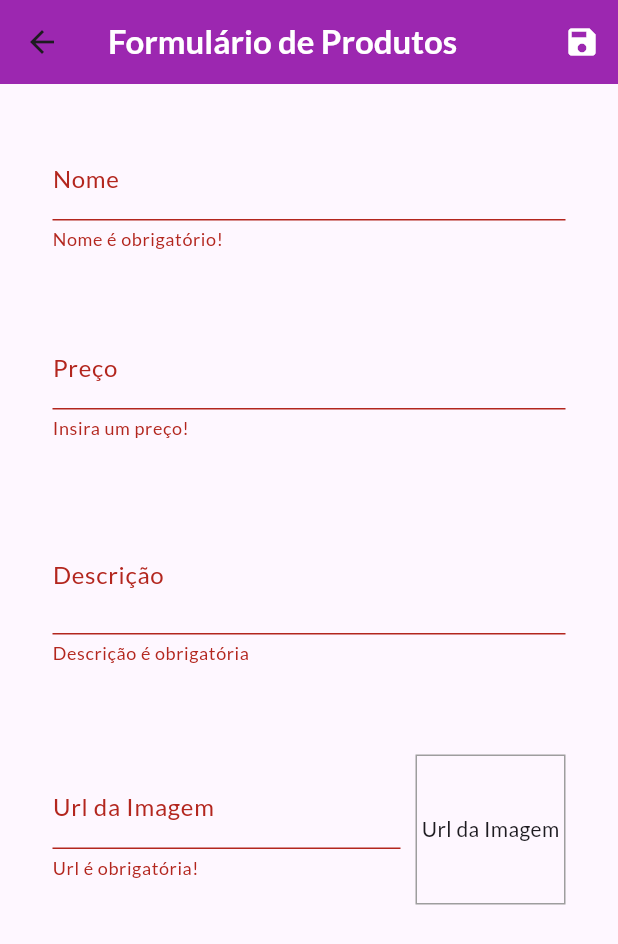
After one commit to victormatta/MarketApp, a Flutter app: the ProductFormPage screen opened by its route, after a tap on the "save" icon, on a phone screen of 412 x 824 dp. The commit adds this screen. Shown: the top 944 px of the screen. Run offline on Flutter 3.47's test engine with Material 3 defaults, Android fonts, the phone set to English and light mode, and no system bars; network calls fail.

Commit message:
Implementação de telas, Gerenciamento, adição e  edição de Produtos.

```diff
--- a/lib/utils/routes.dart
+++ b/lib/utils/routes.dart
@@ -3,4 +3,7 @@ class Routes {
   static const PRODUCT_DETAIL = '/product-detail';
   static const CART = '/cart-page';
   static const ORDERS = '/orders';
+  static const PRODUCTS_MANAGER = '/products-manager';
+  static const PRODUCTS_FORM = '/products-form';
+  static const PRODUCTS_EDIT = '/products-edit';
 }
--- a/lib/view/product_detail_page.dart
+++ b/lib/view/product_detail_page.dart
@@ -8,6 +8,7 @@ class ProductDetailPage extends StatelessWidget {
   @override
   Widget build(BuildContext context) {
     final ProductModel specificProduct = ModalRoute.of(context)?.settings.arguments as ProductModel;
+
     return Scaffold(
       appBar: AppBar(
         title: Text(specificProduct.title, style: const TextStyle(color: Colors.white, fontWeight: FontWeight.bold),),
--- /dev/null
+++ b/lib/view/product_form_page.dart
@@ -0,0 +1,210 @@
+import 'package:flutter/material.dart';
+import 'package:flutter/services.dart';
+import 'package:market_app/controllers/product_controller.dart';
+import 'package:provider/provider.dart';
+
+class ProductFormPage extends StatefulWidget {
+  const ProductFormPage({super.key});
+
+  @override
+  State<ProductFormPage> createState() => _ProductFormPageState();
+}
+
+class _ProductFormPageState extends State<ProductFormPage> {
+  final _priceFocus = FocusNode();
+  final _descFocus = FocusNode();
+
+  final _imageUrlFocus = FocusNode();
+  final _imageUrlController = TextEditingController();
+
+  final _formKey = GlobalKey<FormState>();
+  final _formData = Map<String, Object>();
+
+  @override
+  void initState() {
+    // TODO: implement initState
+    super.initState();
+    _imageUrlController.addListener(updateImage);
+  }
+
+  @override
+  void dispose() {
+    // TODO: implement dispose
+    super.dispose();
+    _priceFocus.dispose();
+    _descFocus.dispose();
+
+    _imageUrlFocus.removeListener(updateImage);
+    _imageUrlFocus.dispose();
+  }
+
+  void updateImage() {
+    setState(() {});
+  }
+
+  void _submitForm() {
+    final isValid = _formKey.currentState?.validate();
+
+    if(!isValid!) {
+      return;
+    }
+
+    _formKey.currentState?.save();
+
+    Provider.of<ProductListController>(context, listen: false).addProductFromData(_formData);
+
+    Navigator.of(context).pop();
+
+  }
+
+  @override
+  Widget build(BuildContext context) {
+    return Scaffold(
+      appBar: AppBar(
+        title: Text("Formulário de Produtos", style: TextStyle(
+          color: Colors.white,
+          fontWeight: FontWeight.bold
+        ),),
+        actions: [
+          IconButton(
+            icon: const Icon(Icons.save, color: Colors.white),
+            onPressed: _submitForm,
+            )
+        ],
+        backgroundColor: Colors.purple,
+      ),
+      body: Padding(
+        padding: const EdgeInsets.all(35.0),
+        child: Form(
+          key: _formKey,
+          child: ListView(
+            children: [
+              TextFormField(
+                decoration: const InputDecoration(labelText: "Nome"),
+                textInputAction: TextInputAction.next,
+                onFieldSubmitted: (_) => FocusScope.of(context).requestFocus(_priceFocus),
+                onSaved: (title) => _formData["title"] = title ?? "",
+                validator: (_name) {
+                  final name = _name ?? "";
+
+                  if(name.trim().isEmpty) {
+                    return "Nome é obrigatório!";
+                  }
+
+                  if(name.trim().length < 3) {
+                    return "Nome precisa de no mínimo 3 caracteres!";
+                  }
+
+                  return null;
+
+                },
+              ),
+              const SizedBox(height: 50),
+              TextFormField(
+                decoration: InputDecoration(labelText: "Preço"),
+                textInputAction: TextInputAction.next,
+                focusNode: _priceFocus,
+                onFieldSubmitted: (_) => FocusScope.of(context).requestFocus(_descFocus),
+                keyboardType: const TextInputType.numberWithOptions(
+                  decimal: true
+                ),
+                inputFormatters: [
+                  FilteringTextInputFormatter.allow(RegExp(r'^\d+\.?\d*')),
+                ],
+                onSaved: (price) => _formData["price"] = double.parse(price ?? "0"),
+                validator: (_price) {
+                  final price = _price ?? "0";
+
+                  if(price.trim().isEmpty) {
+                    return "Insira um preço!";
+                  }
+
+                  if(double.parse(price.trim()) < 0) {
+                    return "Insira um preço válido!";
+                  }
+
+                  return null;
+                },
+              ),
+              const SizedBox(height: 50),
+              TextFormField(
+                decoration: InputDecoration(labelText: "Descrição"),
+                textInputAction: TextInputAction.next,
+                focusNode: _descFocus,
+                onFieldSubmitted: (_) => FocusScope.of(context).requestFocus(_imageUrlFocus),
+                keyboardType: TextInputType.multiline,
+                maxLines: 2,
+                onSaved: (description) => _formData["description"] = description ?? "",
+                validator: (_description) {
+                  final description = _description ?? "";
+
+                  if(description.trim().isEmpty) {
+                    return "Descrição é obrigatória";
+                  }
+
+                  if(description.trim().length < 10) {
+                    return "Descrição precisa ter no mínimo 10 caracteres";
+                  }
+
+                  return null;
+
+                },
+              ),
+              const SizedBox(height: 50),
+              Row(
+                children: [
+                  Expanded(
+                    child: TextFormField(
+                      decoration: const InputDecoration(labelText: "Url da Imagem"),
+                      keyboardType: TextInputType.url,
+                      textInputAction: TextInputAction.done,
+                      focusNode: _imageUrlFocus,
+                      controller: _imageUrlController,
+                      onFieldSubmitted: (_) => _submitForm(),
+                      onSaved: (imageUrl) => _formData["imageUrl"] = imageUrl ?? "",
+                      validator: (_imageUrl) {
+                        final imageUrl = _imageUrl ?? "";
+
+                        if(imageUrl.trim().isEmpty) {
+                          return "Url é obrigatória!";
+                        }
+
+                        if(!Uri.parse(imageUrl).isAbsolute) {
+                          return "Insira uma Url válida!";
+                        }
+
+                        return null;
+
+                      },
+                    ),
+                  ),
+                  Container(
+                    height: 100,
+                    width: 100,
+                    margin: const EdgeInsets.only(
+                      top: 10,
+                      left: 10
+                    ),
+                    decoration: BoxDecoration(
+                      border: Border.all(
+                        color: Colors.grey,
+                        width: 1,
+                      ),
+                    ),
+                    alignment: Alignment.center,
+                    child: _imageUrlController.text.isEmpty
+                    ? const Text("Url da Imagem")
+                    : FittedBox(
+                      fit: BoxFit.cover,
+                      child: Image.network(_imageUrlController.text),
+                    ),
+                  )
+                ],
+              )
+            ],
+          )
+          ),
+      ),
+    );
+  }
+}
--- a/lib/view/products_over_view_page.dart
+++ b/lib/view/products_over_view_page.dart
@@ -29,7 +29,11 @@ class ProductsOverViewPage extends StatelessWidget {
 
     return Scaffold(
       appBar: AppBar(
-        title: Text('Minha Loja', style: TextStyle(color: Colors.white, fontWeight: FontWeight.bold),
+        title: Text('Minha Loja',
+        style: TextStyle(
+          color: Colors.white,
+          fontWeight: FontWeight.bold
+          ),
         ),
         actions: [
           PopupMenuButton(
```
Also changed, not shown: lib/components/app_drawer.dart (+8 -0 lines), lib/components/product_manager_widget.dart (added, +50 -0 lines), lib/controllers/product_controller.dart (+40 -0 lines), lib/main.dart (+7 -1 lines), lib/view/orders_page.dart (+4 -5 lines), lib/view/product_edit_page.dart (added, +218 -0 lines), lib/view/products_manager_page.dart (added, +45 -0 lines), lib/components/product_edit_widget.dart (added).
